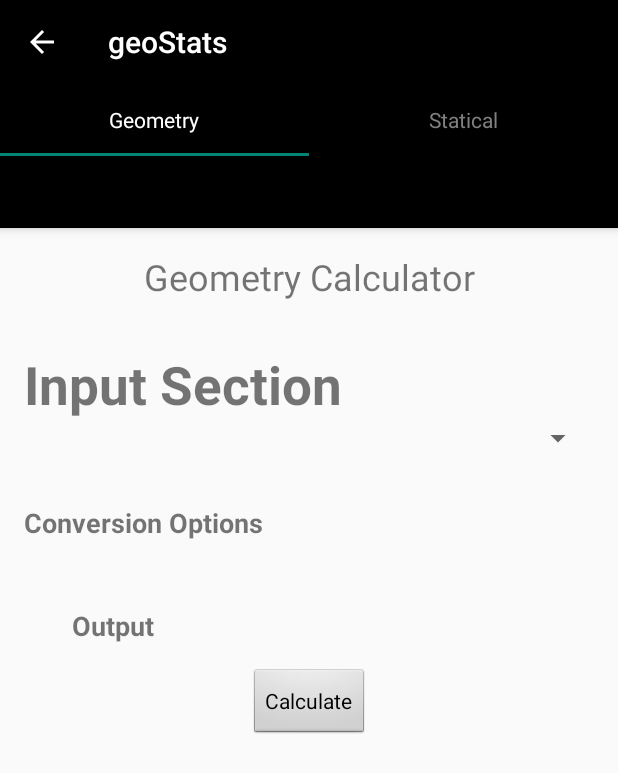
After one commit to SalilKnols/Nashculator, an Android app: the GeoStatsActivity screen opened directly, with no data from a screen before it, on a phone screen of 412 x 824 dp. The commit adds this screen. Shown: the top 773 px of the screen. Run offline under Robolectric (Android 15) with nearby library versions, the phone set to English and light mode, and no system bars.

Commit message:
geometry & statics code pushed

```diff
--- a/app/build.gradle
+++ b/app/build.gradle
@@ -16,7 +16,7 @@ android {
 
     defaultConfig {
         applicationId "com.knoldus.nashculator"
-        minSdkVersion 23
+        minSdkVersion 22
         targetSdkVersion 33
         versionCode 1
         versionName "1.0"
--- a/app/src/main/AndroidManifest.xml
+++ b/app/src/main/AndroidManifest.xml
@@ -12,6 +12,7 @@
         android:supportsRtl="true"
         android:theme="@style/Theme.Nashculator">
         <activity android:name=".activity.CalculatorActivity" />
+        <activity android:name=".activity.GeoStatsActivity" />
         <activity android:name=".activity.MainActivity"
             android:exported="true">
             <intent-filter>
--- /dev/null
+++ b/app/src/main/java/com/knoldus/nashculator/activity/GeoStatsActivity.kt
@@ -0,0 +1,44 @@
+package com.knoldus.nashculator.activity
+
+import android.graphics.Color
+import android.graphics.drawable.ColorDrawable
+import android.os.Bundle
+import androidx.appcompat.app.AppCompatActivity
+import com.knoldus.nashculator.R
+import com.knoldus.nashculator.adapter.ViewPagerAdapter
+import com.knoldus.nashculator.databinding.ActivityCalculatorBinding
+import com.knoldus.nashculator.fragment.GeometryFragment
+import com.knoldus.nashculator.fragment.StaticalFregment
+
+class GeoStatsActivity : AppCompatActivity() {
+    private lateinit var binding: ActivityCalculatorBinding
+
+    override fun onCreate(savedInstanceState: Bundle?) {
+        super.onCreate(savedInstanceState)
+        binding = ActivityCalculatorBinding.inflate(layoutInflater)
+        setContentView(binding.root)
+
+        val actionBar = supportActionBar
+        actionBar?.title = getString(R.string.Geometry_Statics)
+        actionBar?.setDisplayHomeAsUpEnabled(true)
+        actionBar?.setBackgroundDrawable(ColorDrawable(Color.BLACK))
+
+        setUpTabs()
+    }
+
+    override fun onSupportNavigateUp(): Boolean {
+        onBackPressed()
+        return true
+    }
+
+    private fun setUpTabs() {
+        val adapter = ViewPagerAdapter(supportFragmentManager)
+        adapter.addFragment(GeometryFragment(), getString(R.string.geometry))
+        adapter.addFragment(StaticalFregment(), getString(R.string.statical))
+        binding.viewPager.adapter = adapter
+        binding.tabLayout.setupWithViewPager(binding.viewPager)
+    }
+}
+
+
+///////////////////////////////---------------------------------//////////////
--- a/app/src/main/java/com/knoldus/nashculator/activity/MainActivity.kt
+++ b/app/src/main/java/com/knoldus/nashculator/activity/MainActivity.kt
@@ -22,9 +22,9 @@ class MainActivity : AppCompatActivity() {
             startActivity(Intent(this, CalculatorActivity::class.java))
         }
 
-//        binding.btConverter.setOnClickListener {
-//            startActivity(Intent(this, UnitConverterActivity::class.java))
-//        }
+        binding.btConverter.setOnClickListener {
+            startActivity(Intent(this, GeoStatsActivity::class.java))
+        }
 
 //        binding.btTimer.setOnClickListener {
 //            startActivity(Intent(this, TimerActivity::class.java))
--- /dev/null
+++ b/app/src/main/java/com/knoldus/nashculator/fragment/GeometryFragment.kt
@@ -0,0 +1,73 @@
+package com.knoldus.nashculator.fragment
+
+import android.os.Bundle
+import android.view.LayoutInflater
+import android.view.View
+import android.view.ViewGroup
+import androidx.fragment.app.Fragment
+import com.knoldus.nashculator.databinding.FregmentGeometryCalculatorBinding
+import com.knoldus.nashculator.util.ButtonUtil
+import com.knoldus.nashculator.util.CalculationUtil
+
+class GeometryFragment : Fragment()  {
+
+
+    private var _binding: FregmentGeometryCalculatorBinding? = null
+    private val binding get() = _binding!!
+
+    companion object {
+        var addedBC = false
+    }
+
+    override fun onCreateView(
+        inflater: LayoutInflater, container: ViewGroup?,
+        savedInstanceState: Bundle?
+    ): View? {
+        _binding = FregmentGeometryCalculatorBinding.inflate(inflater, container, false)
+        return binding.root
+    }
+
+    override fun onViewCreated(view: View, savedInstanceState: Bundle?) {
+        super.onViewCreated(view, savedInstanceState)
+
+        ButtonUtil.addNumberValueToText(
+            requireContext(),
+            binding.btnCalculate,
+            binding.tvGeoOutput,
+            0
+        )
+
+//
+//        ButtonUtil.addOperatorValueToText(
+//            requireContext(),
+//            binding.btDivisionBC,
+//            binding.tvPrimaryBC,
+//            "/",
+//            0
+//        )
+
+        binding.btnCalculate.setOnClickListener {
+            ButtonUtil.vibratePhone(requireContext())
+            if (!binding.tvGeoOutput.text.contains(".")) binding.tvGeoOutput.text =
+                binding.tvGeoOutput.text.toString() + "."
+        }
+
+        binding.btnCalculate.setOnClickListener {
+            ButtonUtil.vibratePhone(requireContext())
+
+            try {
+                if (binding.tvGeoOutput.text.isEmpty()) ButtonUtil.enterNumberToast(requireContext())
+                else {
+                    val input = binding.tvGeoOutput.text.toString()
+                    val result = (input.toFloat() / 100).toString()
+                    binding.tvGeoOutput.text = CalculationUtil.trimResult(result)
+                    binding.tvGeoOutput.text = "${input}%"
+                }
+            } catch (e: Exception) {
+                ButtonUtil.invalidInputToast(requireContext())
+            }
+        }
+
+
+    }
+}
--- /dev/null
+++ b/app/src/main/java/com/knoldus/nashculator/fragment/StaticalFregment.kt
@@ -0,0 +1,70 @@
+package com.knoldus.nashculator.fragment
+
+import android.os.Bundle
+import android.view.LayoutInflater
+import android.view.View
+import android.view.ViewGroup
+import androidx.fragment.app.Fragment
+import com.knoldus.nashculator.databinding.FregmentStaticsCaculatorBinding
+import com.knoldus.nashculator.util.ButtonUtil
+import com.knoldus.nashculator.util.CalculationUtil
+
+class StaticalFregment : Fragment() {
+
+    private var _binding: FregmentStaticsCaculatorBinding? = null
+    private val binding get() = _binding!!
+
+    companion object {
+        var addedBC = false
+    }
+
+    override fun onCreateView(
+        inflater: LayoutInflater, container: ViewGroup?,
+        savedInstanceState: Bundle?
+    ): View? {
+        _binding = FregmentStaticsCaculatorBinding.inflate(inflater, container, false)
+        return binding.root
+    }
+
+    override fun onViewCreated(view: View, savedInstanceState: Bundle?) {
+        super.onViewCreated(view, savedInstanceState)
+
+        ButtonUtil.addNumberValueToText(
+            requireContext(),
+            binding.btnConvert,
+            binding.tvStaticOutput,
+            0
+        )
+
+        ButtonUtil.addNumberValueToText(
+            requireContext(),
+            binding.btnConvert,
+            binding.tvStaticOutput,
+            0
+        )
+
+        binding.btnConvert.setOnClickListener {
+            ButtonUtil.vibratePhone(requireContext())
+            if (!binding.tvStaticOutput.text.contains(".")) binding.tvStaticOutput.text =
+                binding.tvStaticOutput.text.toString() + "."
+        }
+
+        binding.btnConvert.setOnClickListener {
+            ButtonUtil.vibratePhone(requireContext())
+
+            try {
+                if (binding.tvStaticOutput.text.isEmpty()) ButtonUtil.enterNumberToast(
+                    requireContext()
+                )
+                else {
+                    val input = binding.tvStaticOutput.text.toString()
+                    val result = (input.toFloat() / 100).toString()
+                    binding.tvStaticOutput.text = CalculationUtil.trimResult(result)
+                    binding.tvStaticOutput.text = "${input}%"
+                }
+            } catch (e: Exception) {
+                ButtonUtil.invalidInputToast(requireContext())
+            }
+        }
+    }
+}
--- a/app/src/main/res/layout/activity_calculator.xml
+++ b/app/src/main/res/layout/activity_calculator.xml
@@ -14,6 +14,10 @@
             android:id="@+id/tabLayout"
             style="@style/tabs" />
 
+        <com.google.android.material.tabs.TabLayout
+            android:id="@+id/tabMode"
+            style="@style/tabs" />
+
     </com.google.android.material.appbar.AppBarLayout>
 
     <androidx.viewpager.widget.ViewPager
--- /dev/null
+++ b/app/src/main/res/layout/fregment_geometry_calculator.xml
@@ -0,0 +1,91 @@
+<LinearLayout xmlns:android="http://schemas.android.com/apk/res/android"
+    android:layout_width="match_parent"
+    android:layout_height="match_parent"
+    android:orientation="vertical">
+
+    <TextView
+        android:layout_width="match_parent"
+        android:layout_height="wrap_content"
+        android:text="Geometry Calculator"
+        android:textSize="24sp"
+        android:textAlignment="center"
+        android:padding="16dp" />
+
+    <LinearLayout
+        android:layout_width="match_parent"
+        android:layout_height="wrap_content"
+        android:orientation="vertical"
+        android:padding="16dp">
+
+        <!-- Input Section -->
+        <TextView
+            android:layout_width="wrap_content"
+            android:layout_height="wrap_content"
+            android:text="Input Section"
+            android:id="@+id/tvGeoInput"
+            android:textSize="35sp"
+            android:textStyle="bold" />
+
+        <!-- Input Type -->
+        <Spinner
+            android:id="@+id/spinnerGeometryType"
+            android:layout_width="match_parent"
+            android:layout_height="wrap_content"
+            android:entries="@array/geometry_types" />
+
+        <!-- Input Parameters -->
+        <!-- Include appropriate fields for geometry parameters (e.g., EditText or NumberPicker) -->
+
+    </LinearLayout>
+
+    <LinearLayout
+        android:layout_width="match_parent"
+        android:layout_height="wrap_content"
+        android:orientation="vertical"
+        android:padding="16dp">
+
+        <!-- Conversion Options -->
+        <TextView
+            android:layout_width="wrap_content"
+            android:layout_height="wrap_content"
+            android:text="Conversion Options"
+            android:textSize="18sp"
+            android:textStyle="bold" />
+
+        <!-- Include appropriate fields for conversion options (e.g., CheckBox or Spinner) -->
+
+    </LinearLayout>
+
+    <LinearLayout
+        android:layout_width="match_parent"
+        android:layout_height="wrap_content"
+        android:orientation="vertical"
+        android:padding="16dp">
+
+        <!-- Output Section -->
+        <TextView
+            android:layout_width="wrap_content"
+            android:layout_height="wrap_content"
+            android:text="Output "
+            android:id="@+id/tvGeoOutput"
+            android:layout_marginStart="32dp"
+            android:layout_marginTop="12dp"
+            android:ems="10"
+            android:hint="Enter the value in meter"
+            android:inputType="numberDecimal"
+            android:textSize="18sp"
+            android:textStyle="bold" />
+
+        <!-- Include appropriate fields to display the converted results -->
+    </LinearLayout>
+
+    <Button
+        android:id="@+id/btnCalculate"
+        android:layout_width="wrap_content"
+        android:layout_height="wrap_content"
+        android:layout_gravity="center"
+        android:text="Calculate" />
+
+
+
+</LinearLayout>
--- a/app/src/main/res/values/strings.xml
+++ b/app/src/main/res/values/strings.xml
@@ -6,6 +6,10 @@
     <string name="calculator">Calculator</string>
     <string name="unit_converter">Unit Converter</string>
     <string name="timer">Timer</string>
+
+    <string name="Geometry_Statics">geoStats</string>
+    <string name="geometry">Geometry</string>
+    <string name="statical">Statical</string>
 
     <string name="basic_calculator">Basic Calculator</string>
     <string name="scientific_calculator">Scientific Calculator</string>
```
Also changed, not shown: app/src/main/res/layout/activity_main.xml (+20 -5 lines), app/src/main/res/layout/fregment_statics_caculator.xml (added, +77 -0 lines), app/src/main/res/values/arrays.xml (added, +8 -0 lines), app/src/main/res/values/ids.xml (added, +8 -0 lines), app/src/main/res/drawable/img.png (added).
